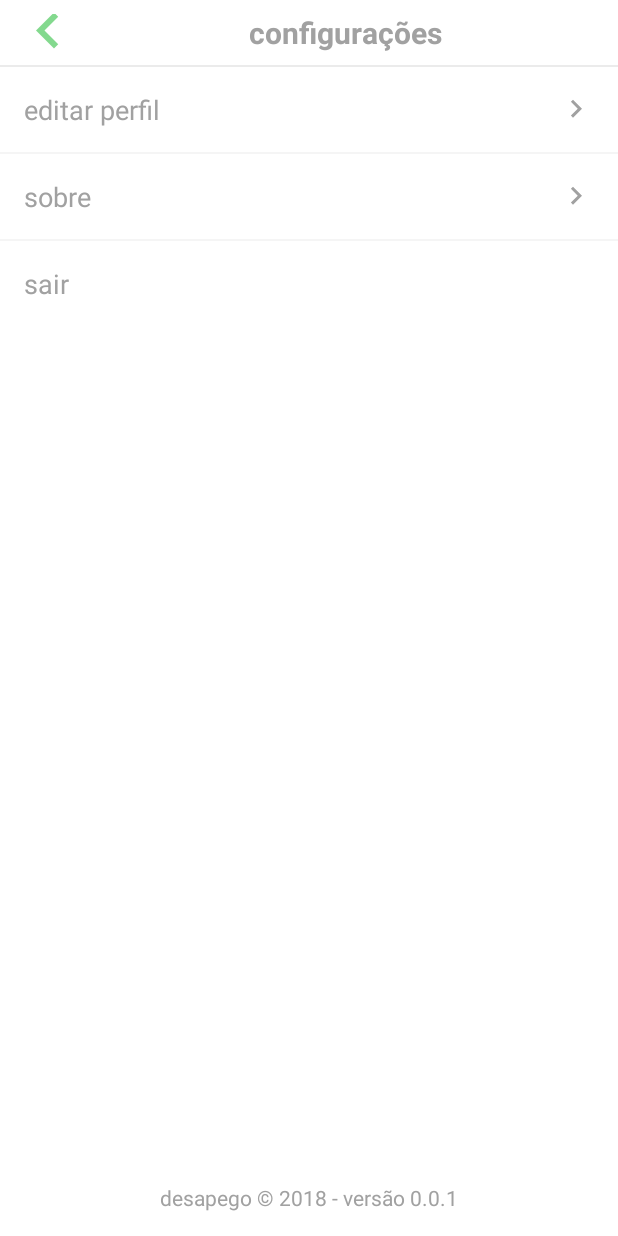
After one commit to SavioGuedes/desapego-v1, an Android app: the ConfiguracaoActivity screen opened directly, with no data from a screen before it, on a phone screen of 412 x 824 dp. The commit adds this screen. Run offline under Robolectric (Android 15) with nearby library versions, the phone set to English and light mode, and no system bars.

Commit message:
configurações de usuario

```diff
--- /dev/null
+++ b/app/src/main/java/com/example/savio/desapego/ConfiguracaoActivity.java
@@ -0,0 +1,36 @@
+package com.example.savio.desapego;
+
+import android.support.v7.app.AppCompatActivity;
+import android.os.Bundle;
+import android.support.v7.widget.CardView;
+import android.view.View;
+import android.widget.ImageView;
+
+import com.example.savio.desapego.helpers.AuthHelper;
+
+public class ConfiguracaoActivity extends AppCompatActivity {
+
+    ImageView btn_voltar;
+    CardView btn_sair;
+
+    AuthHelper authHelper;
+
+    @Override
+    protected void onCreate(Bundle savedInstanceState) {
+        super.onCreate(savedInstanceState);
+        setContentView(R.layout.activity_configuracao);
+
+        btn_voltar = (ImageView) findViewById(R.id.config_voltar);
+
+        btn_sair = (CardView) findViewById(R.id.config_item_sair);
+
+        btn_sair.setOnClickListener(new View.OnClickListener() {
+            @Override
+            public void onClick(View view) {
+
+                //chama a função de logout
+                authHelper.logOut(getApplicationContext());
+            }
+        });
+    }
+}
--- a/app/src/main/java/com/example/savio/desapego/fragments/PerfilFragment.java
+++ b/app/src/main/java/com/example/savio/desapego/fragments/PerfilFragment.java
@@ -13,6 +13,7 @@ import android.widget.Button;
 import android.widget.ImageView;
 import android.widget.TextView;
 
+import com.example.savio.desapego.ConfiguracaoActivity;
 import com.example.savio.desapego.MainActivity;
 import com.example.savio.desapego.NovoItemActivity;
 import com.example.savio.desapego.R;
@@ -70,17 +71,18 @@ public class PerfilFragment extends Fragment {
         FragmentTransaction transaction = fragmentManager.beginTransaction();
         transaction.add(R.id.perfil_inflar, new PostFragment(), "posts").commit();
 
+
+//------------------Listeners-----------------------------------------------------------------------//
+
         //botão de mais para ver menu do perfil
         mais.setOnClickListener(new View.OnClickListener() {
             @Override
             public void onClick(View v) {
 
-                //chama a função de logout
-                authHelper.logOut(getContext());
+                Intent intent = new Intent(getActivity(), ConfiguracaoActivity.class);
+                startActivity(intent);
             }
         });
-
-//------------------Listeners do tabs---------------------------------------------------------------//
 
         cliqueItemMenu(posts, new PostFragment(), "posts");
         cliqueItemMenu(salvos, new SalvoFragment(), "salvos");
--- a/app/src/main/java/com/example/savio/desapego/utils/ServiceGenerator.java
+++ b/app/src/main/java/com/example/savio/desapego/utils/ServiceGenerator.java
@@ -10,7 +10,7 @@ import retrofit2.converter.gson.GsonConverterFactory;
 
 
 public class ServiceGenerator {
-    public static final String BASE_URL = "http://192.168.0.9:3000/api/v1/";
+    public static final String BASE_URL = "https://desapego.herokuapp.com/api/v1/";
 
 
     private static OkHttpClient.Builder httpClient = new OkHttpClient.Builder();
--- a/app/src/main/java/com/example/savio/desapego/views/HorizontalDottedProgress.java
+++ b/app/src/main/java/com/example/savio/desapego/views/HorizontalDottedProgress.java
@@ -10,10 +10,6 @@ import android.view.View;
 import android.view.animation.Animation;
 import android.view.animation.LinearInterpolator;
 import android.view.animation.Transformation;
-
-/**
- * Created by supanonymous on 28/03/18.
- */
 
 public class HorizontalDottedProgress extends View {
     //actual dot radius
--- /dev/null
+++ b/app/src/main/res/drawable/ic_back.xml
@@ -0,0 +1,9 @@
+<vector xmlns:android="http://schemas.android.com/apk/res/android"
+        android:width="24dp"
+        android:height="24dp"
+        android:viewportWidth="24.0"
+        android:viewportHeight="24.0">
+    <path
+        android:fillColor="#FF000000"
+        android:pathData="M15.41,16.09l-4.58,-4.59 4.58,-4.59L14,5.5l-6,6 6,6z"/>
+</vector>
--- /dev/null
+++ b/app/src/main/res/drawable/ic_frente.xml
@@ -0,0 +1,9 @@
+<vector xmlns:android="http://schemas.android.com/apk/res/android"
+        android:width="24dp"
+        android:height="24dp"
+        android:viewportWidth="24.0"
+        android:viewportHeight="24.0">
+    <path
+        android:fillColor="#FF000000"
+        android:pathData="M8.59,16.34l4.58,-4.59 -4.58,-4.59L10,5.75l6,6 -6,6z"/>
+</vector>
--- /dev/null
+++ b/app/src/main/res/layout/activity_configuracao.xml
@@ -0,0 +1,192 @@
+<?xml version="1.0" encoding="utf-8"?>
+
+<ScrollView xmlns:android="http://schemas.android.com/apk/res/android"
+    xmlns:tools="http://schemas.android.com/tools"
+    android:layout_width="match_parent"
+    android:layout_height="match_parent"
+    xmlns:app="http://schemas.android.com/apk/res-auto"
+    android:fillViewport="true"
+    android:scrollbars="none"
+    tools:ignore="ScrollViewCount"
+    android:background="@color/branco">
+
+    <LinearLayout
+        android:layout_width="match_parent"
+        android:layout_height="wrap_content"
+        android:orientation="vertical"
+        tools:context=".ConfiguracaoActivity"
+        tools:ignore="UseCompoundDrawables">
+
+        <LinearLayout
+            android:layout_width="match_parent"
+            android:layout_height="wrap_content"
+            android:orientation="horizontal"
+            android:weightSum="1"
+            android:padding="8dp">
+
+            <ImageView
+                android:id="@+id/config_voltar"
+                android:layout_width="wrap_content"
+                android:layout_height="wrap_content"
+                android:layout_weight="0.1"
+                android:scaleType="centerCrop"
+                android:src="@drawable/ic_back"
+                android:layout_gravity="center"
+                android:tint="@color/Principal"
+                android:contentDescription="TODO"
+                tools:ignore="ContentDescription" />
+
+            <TextView
+                android:layout_width="wrap_content"
+                android:layout_height="wrap_content"
+                android:layout_weight="0.9"
+                android:gravity="center_horizontal"
+                android:text="configurações"
+                android:textSize="20sp"
+                android:textStyle="bold"
+                android:textColor="@color/cinza"/>
+
+        </LinearLayout>
+
+        <View
+            android:layout_width="fill_parent"
+            android:layout_height="1dp"
+            android:background="@color/cinzinha"/>
+
+        <android.support.v7.widget.CardView
+            android:id="@+id/config_item_editar"
+            android:layout_width="match_parent"
+            android:layout_height="wrap_content"
+            android:foreground="?android:attr/selectableItemBackground"
+            android:clickable="true"
+            android:focusable="true"
+            app:cardElevation="0dp">
+
+            <RelativeLayout
+                android:layout_width="match_parent"
+                android:layout_height="wrap_content"
+                android:orientation="horizontal"
+                android:weightSum="1"
+                android:padding="16dp">
+
+                <TextView
+                    android:layout_width="wrap_content"
+                    android:layout_height="wrap_content"
+                    android:text="editar perfil"
+                    android:textSize="18sp"
+                    android:textColor="@color/cinza"
+                    tools:ignore="InefficientWeight"
+                    android:layout_alignParentStart="true"/>
+
+                <ImageView
+                    android:layout_width="wrap_content"
+                    android:layout_height="wrap_content"
+                    android:src="@drawable/ic_frente"
+                    android:layout_gravity="center"
+                    android:tint="@color/cinza"
+                    android:contentDescription="TODO"
+                    tools:ignore="ContentDescription"
+                    android:layout_alignParentEnd="true"/>
+
+            </RelativeLayout>
+
+        </android.support.v7.widget.CardView>
+
+        <View
+            android:layout_width="fill_parent"
+            android:layout_height="1dp"
+            android:background="@color/linha_fina"/>
+
+        <android.support.v7.widget.CardView
+            android:id="@+id/config_item_sobre"
+            android:layout_width="match_parent"
+            android:layout_height="wrap_content"
+            android:foreground="?android:attr/selectableItemBackground"
+            android:clickable="true"
+            android:focusable="true"
+            app:cardElevation="0dp">
+
+            <RelativeLayout
+                android:layout_width="match_parent"
+                android:layout_height="wrap_content"
+                android:orientation="horizontal"
+                android:weightSum="1"
+                android:padding="16dp">
+
+                <TextView
+                    android:layout_width="wrap_content"
+                    android:layout_height="wrap_content"
+                    android:text="sobre"
+                    android:textSize="18sp"
+                    android:textColor="@color/cinza"
+                    tools:ignore="InefficientWeight"
+                    android:layout_alignParentStart="true"/>
+
+                <ImageView
+                    android:layout_width="wrap_content"
+                    android:layout_height="wrap_content"
+                    android:src="@drawable/ic_frente"
+                    android:layout_gravity="center"
+                    android:tint="@color/cinza"
+                    android:contentDescription="TODO"
+                    tools:ignore="ContentDescription"
+                    android:layout_alignParentEnd="true"/>
+
+            </RelativeLayout>
+
+        </android.support.v7.widget.CardView>
+
+        <View
+            android:layout_width="fill_parent"
+            android:layout_height="1dp"
+            android:background="@color/linha_fina"/>
+
+        <android.support.v7.widget.CardView
+            android:id="@+id/config_item_sair"
+            android:layout_width="match_parent"
+            android:layout_height="wrap_content"
+            android:foreground="?android:attr/selectableItemBackground"
+            android:clickable="true"
+            android:focusable="true"
+            app:cardElevation="0dp">
+
+            <RelativeLayout
+                android:layout_width="match_parent"
+                android:layout_height="wrap_content"
+                android:orientation="horizontal"
+                android:weightSum="1"
+                android:padding="16dp">
+
+                <TextView
+                    android:layout_width="wrap_content"
+                    android:layout_height="wrap_content"
+                    android:text="sair"
+                    android:textSize="18sp"
+                    android:textColor="@color/cinza"
+                    tools:ignore="InefficientWeight"
+                    android:layout_alignParentStart="true"/>
+
+            </RelativeLayout>
+
+        </android.support.v7.widget.CardView>
+
+        <RelativeLayout
+            android:layout_width="match_parent"
+            android:layout_height="match_parent">
+
+            <TextView
+                android:layout_width="wrap_content"
+                android:layout_height="wrap_content"
+                android:layout_margin="16dp"
+                android:text="desapego © 2018 - versão 0.0.1"
+                android:textSize="14sp"
+                android:textColor="@color/cinza"
+                tools:ignore="InefficientWeight"
+                android:layout_centerInParent="true"
+                android:layout_alignParentBottom="true"/>
+
+        </RelativeLayout>
+
+    </LinearLayout>
+
+</ScrollView>
--- a/app/src/main/res/layout/activity_signup.xml
+++ b/app/src/main/res/layout/activity_signup.xml
@@ -16,6 +16,7 @@
         android:layout_height="wrap_content"
         android:text="Criar Conta"
         android:textColor="@android:color/white"
+        android:layout_centerHorizontal="true"
         android:textSize="32sp"
         android:paddingBottom="8dp"
         />
@@ -85,7 +86,7 @@
         android:text="criar conta"
         android:textAllCaps="false"
         android:textColor="@color/branco"
-        android:textStyle="bold" />
+        android:textStyle="bold"/>
 
     <TextView
         android:id="@+id/signup_possui_conta"
--- a/app/src/main/res/values/colors.xml
+++ b/app/src/main/res/values/colors.xml
@@ -4,7 +4,8 @@
     <color name="branco">#ffffff</color>
     <color name="preto">#000000</color>
     <color name="cinza">#a1a1a1</color>
-    <color name="cinzinha">#eaeaea</color>
+    <color name="cinzinha">#ebebeb</color>
+    <color name="linha_fina">#f5f5f5</color>
     <color name="cinzinha2">#d6d6d6</color>
     <color name="google">#d62d20</color>
 
```
Also changed, not shown: app/build.gradle (+16 -20 lines), app/src/main/AndroidManifest.xml (+35 -18 lines).
